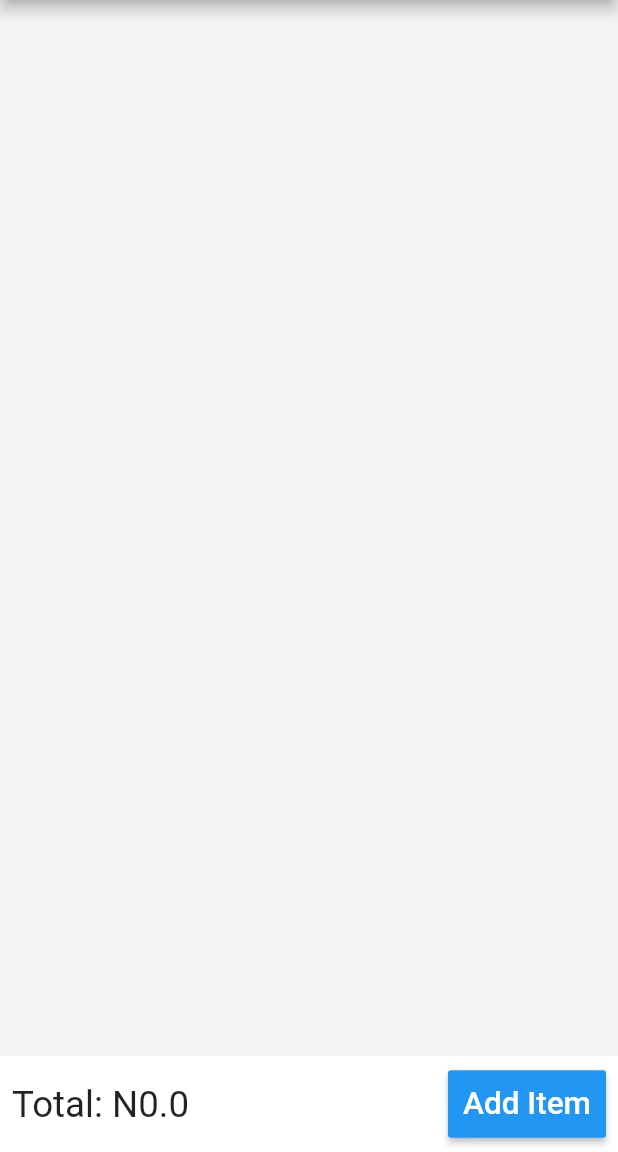
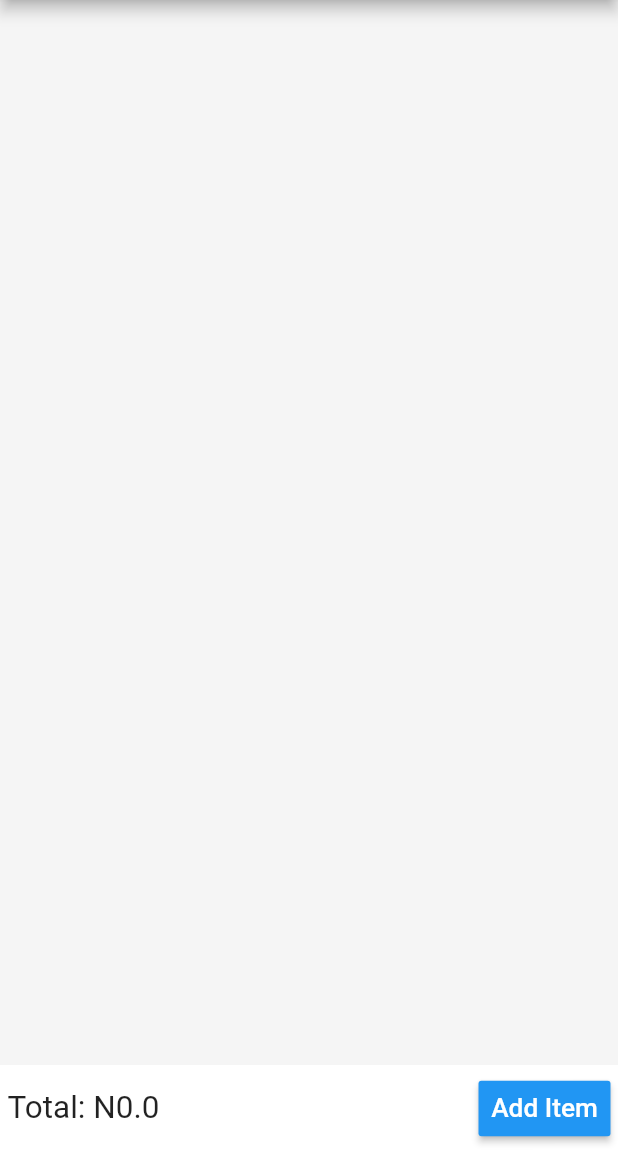
Before and after one commit to the-code-genin/pos_cart_mobile_app, a Flutter app: the screen it shows after launch, on a phone screen of 412 x 824 dp, the part 84-1236 px from its top. Run offline on Flutter 3.47's test engine with Material 2 defaults, Android fonts, the phone set to English and light mode, and no system bars; our stand-ins replace flutter_redux, redux.

Commit message:
Refactored bottom sheet

```diff
--- a/lib/components/home/add_new_button.dart
+++ b/lib/components/home/add_new_button.dart
@@ -6,14 +6,14 @@ class HomeAddNewButton extends StatelessWidget {
       onPressed: () {
         Navigator.pushNamed(buildContext, '/add-new-cart-item');
       },
-      padding: EdgeInsets.all(10),
+      padding: EdgeInsets.all(8),
       color: Theme.of(buildContext).primaryColor,
       child: Text(
         'Add Item',
         style: TextStyle(
           color: Theme.of(buildContext).accentColor,
         ),
-        textScaleFactor: 1.5,
+        textScaleFactor: 1.25,
       ),
     );
   }
--- a/lib/components/home/bottom_sheet.dart
+++ b/lib/components/home/bottom_sheet.dart
@@ -6,7 +6,7 @@ import 'package:pos_cart_mobile_app/components/components.dart';
 class HomeBottomSheet extends StatelessWidget {
   Widget build(BuildContext buildContext) {
     return Container(
-      padding: EdgeInsets.all(8),
+      padding: EdgeInsets.all(5),
       color: Colors.white,
       child: Row(
         children: [
@@ -16,7 +16,7 @@ class HomeBottomSheet extends StatelessWidget {
               builder: (buildContext, total) {
                 return Text(
                   'Total: N$total',
-                  textScaleFactor: 1.75,
+                  textScaleFactor: 1.5,
                   overflow: TextOverflow.fade,
                 );
               },
--- a/lib/main.dart
+++ b/lib/main.dart
@@ -9,9 +9,9 @@ const appName = 'POS Cart';
 
 // Initialize app
 void main() {
-  StoreState storeState = StoreState(appName: appName);
-  Store store = Store<StoreState>(StoreReducer(), initialState: storeState);
-  runApp(MyApp(store: store));
+  StoreState storeState = StoreState(appName: appName); // The app store state instance
+  Store store = Store<StoreState>(StoreReducer(), initialState: storeState); // The store instance
+  runApp(MyApp(store: store)); // App entry point
 }
 
 // App
```
